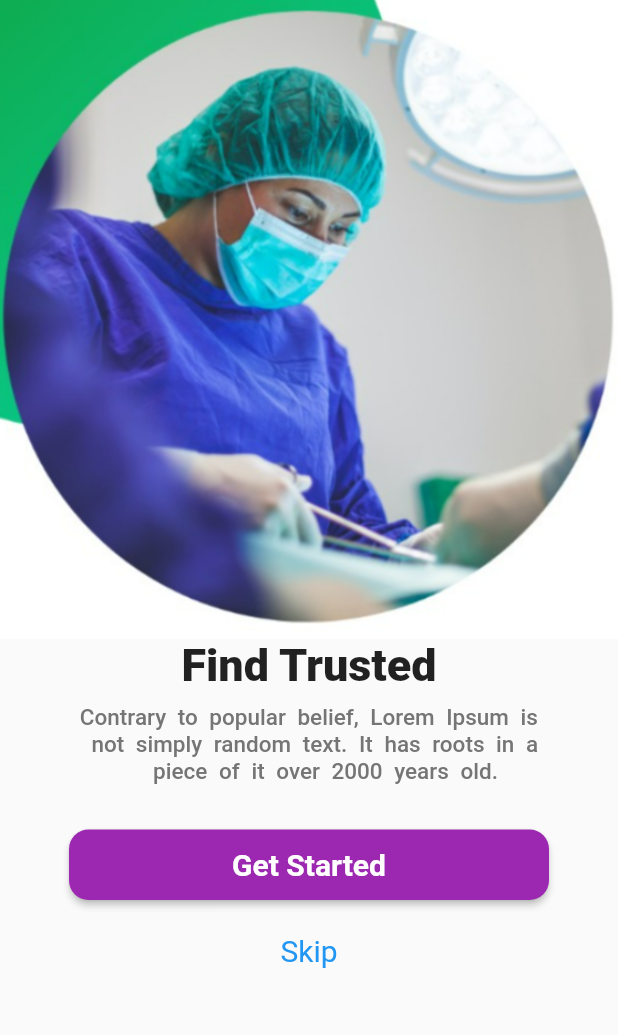
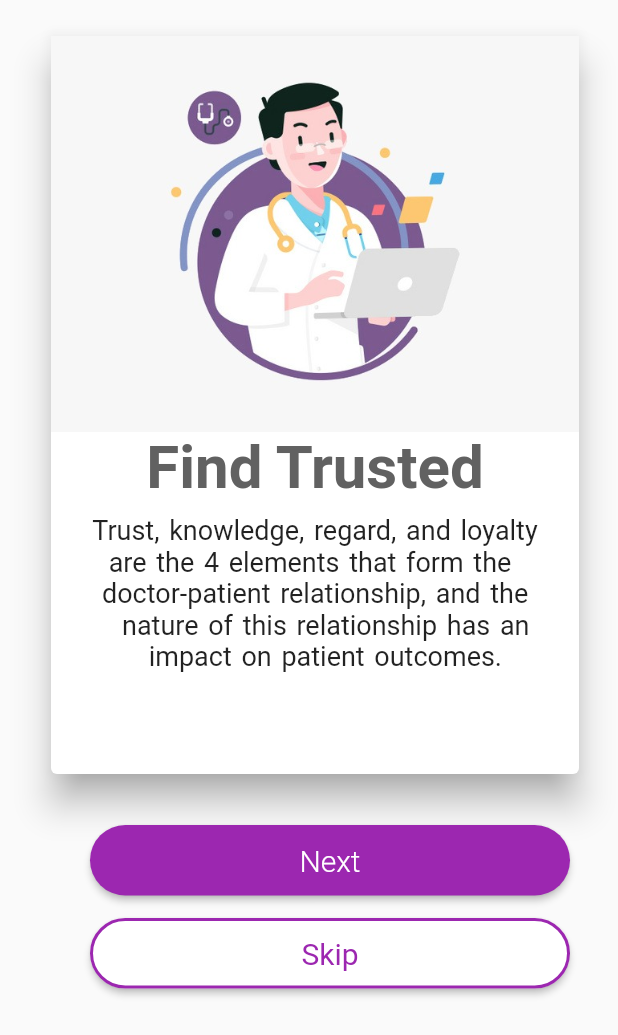
Before and after one commit to Awaizkazi/uponly_doc_plus, a Flutter app: the screen it shows after launch, after a tap on "Skip", on a phone screen of 412 x 824 dp. Shown: the top 1035 px of the screen. Run offline on Flutter 3.47's test engine with Material 2 defaults, Android fonts, the phone set to English and light mode, and no system bars; our stand-ins replace get.

Commit message:
Find Trusted

```diff
--- /dev/null
+++ b/lib/Screens/PageViews/find_trusted.dart
@@ -0,0 +1,125 @@
+import 'package:flutter/material.dart';
+
+class FindTrusted extends StatelessWidget {
+  const FindTrusted({super.key});
+
+  @override
+  Widget build(BuildContext context) {
+    // Contorller to keep track of which page we're on
+    PageController _controller = PageController();
+    // Keep track of if we are on the last page
+    bool onLastPage = false;
+    return Scaffold(
+      body: Column(
+        children: [
+          Cards(),
+          Padding(
+            padding: const EdgeInsets.only(
+              top: 30,
+              left: 50,
+            ),
+            child: SizedBox(
+              width: 320,
+              height: 47,
+              child: ElevatedButton(
+                onPressed: () {},
+                child: Text(
+                  'Next',
+                  style: TextStyle(
+                    fontSize: 20,
+                    fontWeight: FontWeight.w300,
+                  ),
+                ),
+                style: ElevatedButton.styleFrom(
+                  shape: RoundedRectangleBorder(
+                    borderRadius: BorderRadius.circular(50),
+                  ),
+                  backgroundColor: Colors.purple,
+                ),
+              ),
+            ),
+          ),
+          Padding(
+            padding: const EdgeInsets.only(
+              top: 15,
+              left: 50,
+            ),
+            child: SizedBox(
+              width: 320,
+              height: 47,
+              child: ElevatedButton(
+                onPressed: () {},
+                child: Text(
+                  'Skip',
+                  style: TextStyle(
+                    color: Colors.purple,
+                    fontSize: 20,
+                    fontWeight: FontWeight.w400,
+                  ),
+                ),
+                style: ElevatedButton.styleFrom(
+                  shape: RoundedRectangleBorder(
+                    borderRadius: BorderRadius.circular(50),
+                  ),
+                  backgroundColor: Colors.white,
+                  side: BorderSide(
+                    width: 2,
+                    color: Colors.purple,
+                  ), //border width and color
+                ),
+              ),
+            ),
+          ),
+        ],
+      ),
+    );
+  }
+}
+
+class Cards extends StatefulWidget {
+  const Cards({super.key});
+
+  @override
+  State<Cards> createState() => _CardsState();
+}
+
+class _CardsState extends State<Cards> {
+  @override
+  Widget build(BuildContext context) {
+    return Padding(
+      padding: const EdgeInsets.only(top: 20, left: 30),
+      child: Container(
+        height: 500,
+        width: 360,
+        child: Card(
+          shadowColor: Colors.grey,
+          elevation: 10,
+          child: Column(
+            children: [
+              Image.asset('assets/find_trusted.jpeg'),
+              Text(
+                'Find Trusted',
+                style: TextStyle(
+                  color: Colors.grey[700],
+                  fontSize: 40,
+                  fontWeight: FontWeight.w700,
+                ),
+              ),
+              Padding(
+                padding: const EdgeInsets.all(8.0),
+                child: Text(
+                  'Trust, knowledge, regard, and loyalty\n  are the 4 elements that form the\n doctor-patient relationship, and the\n    nature of this relationship has an \n        impact on patient outcomes.',
+                  style: TextStyle(
+                    wordSpacing: 2,
+                    fontSize: 18,
+                    fontWeight: FontWeight.w400,
+                  ),
+                ),
+              ),
+            ],
+          ),
+        ),
+      ),
+    );
+  }
+}
--- a/lib/Screens/splash_screen.dart
+++ b/lib/Screens/splash_screen.dart
@@ -1,4 +1,9 @@
+import 'dart:async';
+import 'package:get/get.dart';
+
 import 'package:flutter/material.dart';
+
+import 'PageViews/find_trusted.dart';
 
 class SplashScreen extends StatefulWidget {
   const SplashScreen({super.key});
@@ -8,6 +13,15 @@ class SplashScreen extends StatefulWidget {
 }
 
 class _SplashScreenState extends State<SplashScreen> {
+  @override
+  void initState() {
+    super.initState();
+    Timer(
+      Duration(seconds: 2),
+      () => Get.to(FindTrusted()),
+    );
+  }
+
   @override
   Widget build(BuildContext context) {
     return Container(
@@ -43,12 +57,12 @@ class _SplashScreenState extends State<SplashScreen> {
                   child: Image.asset('assets/uponly_logo.png'),
                 ),
               ),
-              Padding(
-                padding: const EdgeInsets.only(top: 200),
-                child: Container(
-                  width: 250,
-                  child: Image.asset('assets/doctor_1.png'),
-                ),
+              SizedBox(
+                height: 300,
+              ),
+              Container(
+                margin: EdgeInsets.only(top: 250, left: 50),
+                child: Image.asset('assets/doctor_1.png'),
               ),
             ],
           ),
--- a/lib/main.dart
+++ b/lib/main.dart
@@ -26,7 +26,7 @@ class MyApp extends StatelessWidget {
       theme: ThemeData(
         primarySwatch: Colors.blue,
       ),
-      home: GetStartedScreen(),
+      home: SplashScreen(),
     );
   }
 }
```
Also changed, not shown: assets/find_trusted.jpeg (added).
